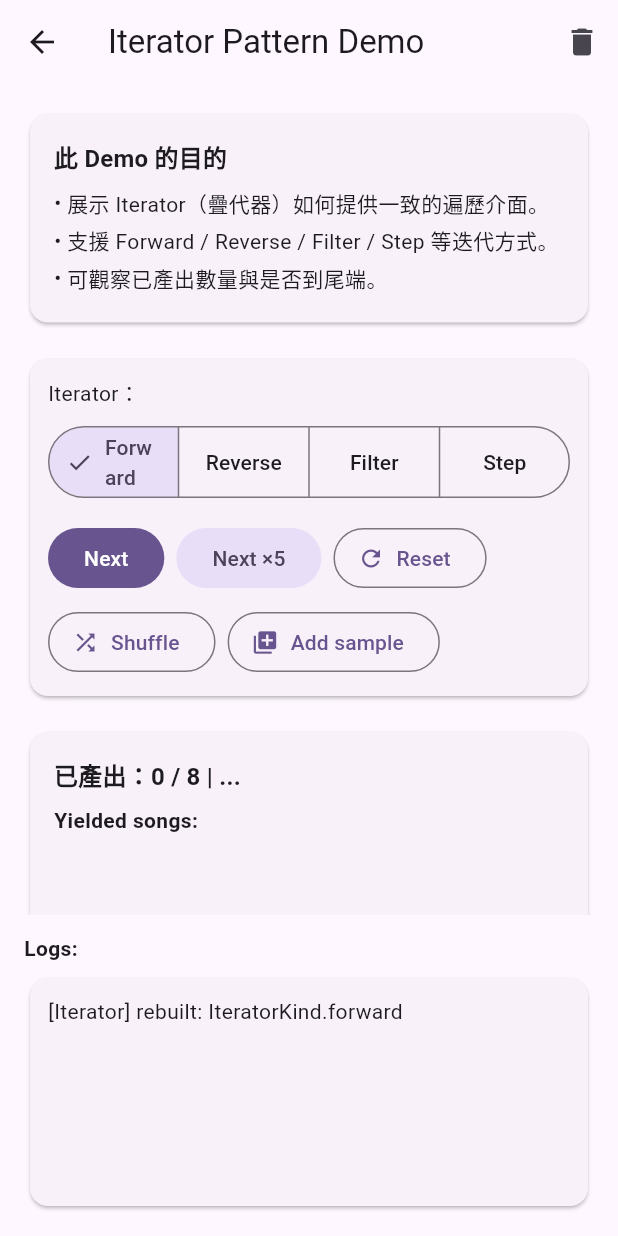
After one commit to doremichen/flutter_home, a Flutter app: the _IteratorDemoBody screen opened directly, on a phone screen of 412 x 824 dp. The commit adds this screen. Run offline on Flutter 3.47's test engine with Material 3 defaults, Android fonts, the phone set to English and light mode, and no system bars.

Commit message:
[DesignPatternDemo] add iterator pattern demo

```diff
--- a/DesignPatternDemo/lib/data/patterns_data.dart
+++ b/DesignPatternDemo/lib/data/patterns_data.dart
@@ -19,6 +19,7 @@ import '../demos/decorator/decorator_demo.dart';
 import '../demos/facade/facade_demo.dart';
 import '../demos/factory_method/factory_demo.dart';
 import '../demos/flyweight/flyweight_demo.dart';
+import '../demos/iterator/iterator_demo.dart';
 import '../demos/prototype/prototype_demo.dart';
 import '../demos/proxy/proxy_demo.dart';
 import '../models/design_pattern.dart';
@@ -41,7 +42,7 @@ DesignPattern(name: 'Proxy', category: 'Structural', description: _descTBD, widg
 DesignPattern(name: 'Chain of Responsibility', category: 'Behavioral', description: _descTBD, widget: const CoRDemoPage()),
 DesignPattern(name: 'Command', category: 'Behavioral', description: _descTBD, widget: const CommandDemoPage()),
 DesignPattern(name: 'Interpreter', category: 'Behavioral', description: _descTBD, widget: const InterpreterDemoPage()),
-DesignPattern(name: 'Iterator', category: 'Behavioral', description: _descTBD),
+DesignPattern(name: 'Iterator', category: 'Behavioral', description: _descTBD, widget: const IteratorDemoPage()),
 DesignPattern(name: 'Mediator', category: 'Behavioral', description: _descTBD),
 DesignPattern(name: 'Memento', category: 'Behavioral', description: _descTBD),
 DesignPattern(name: 'Observer', category: 'Behavioral', description: _descTBD),
--- /dev/null
+++ b/DesignPatternDemo/lib/demos/iterator/iterator_demo.dart
@@ -0,0 +1,286 @@
+
+import 'package:flutter/material.dart.';
+import 'package:provider/provider.dart';
+
+import 'model/genre.dart';
+import 'view_model/iterator_view_model.dart';
+
+class IteratorDemoPage extends StatelessWidget {
+  const IteratorDemoPage({super.key});
+
+  @override
+  Widget build(BuildContext context) {
+    return ChangeNotifierProvider(
+      create: (_) => IteratorViewModel(),
+      child: const _IteratorDemoBody(),
+    );
+  }
+}
+
+class _IteratorDemoBody extends StatelessWidget{
+  const _IteratorDemoBody();
+
+  @override
+  Widget build(BuildContext context) {
+    return Consumer<IteratorViewModel>(
+      builder: (context, vm, _) {
+        WidgetsBinding.instance.addPostFrameCallback((_) {
+          final msg = vm.lastToast;
+          if (msg != null) {
+            ScaffoldMessenger.of(context).showSnackBar(
+              SnackBar(content: Text(msg), duration: const Duration(seconds: 2)),
+            );
+            vm.lastToast = null;
+          }
+        });
+
+        return Scaffold(
+            appBar: AppBar(
+              title: const Text('Iterator Pattern Demo'),
+              actions: [
+                IconButton(
+                  tooltip: 'Clear logs',
+                  icon: const Icon(Icons.delete),
+                  onPressed: vm.clearLogs,
+                ),
+              ],
+            ),
+            body: Padding(
+              padding: const EdgeInsets.all(16),
+              child: Column(
+                children: [
+                  /// ===== 可捲動的主要內容 =====
+                  Expanded(
+                    child: SingleChildScrollView(
+                      child: Column(
+                        crossAxisAlignment: CrossAxisAlignment.stretch,
+                        children: [
+                          /// --- 說明卡 ---
+                          _InfoBanner(
+                            title: '此 Demo 的目的',
+                            lines: const [
+                              '展示 Iterator（疊代器）如何提供一致的遍歷介面。',
+                              '支援 Forward / Reverse / Filter / Step 等迭代方式。',
+                              '可觀察已產出數量與是否到尾端。',
+                            ],
+                          ),
+                          const SizedBox(height: 16),
+
+                          /// --- 控制卡 ---
+                          Card(
+                            child: Padding(
+                              padding: const EdgeInsets.all(12),
+                              child: Column(
+                                crossAxisAlignment: CrossAxisAlignment.start,
+                                children: [
+                                  /// Iterator 選擇
+                                  const Text('Iterator：'),
+                                  const SizedBox(height: 8),
+                                  Wrap(
+                                    spacing: 8,
+                                    runSpacing: 8,
+                                    children: [
+                                      SegmentedButton<IteratorKind>(
+                                        segments: const [
+                                          ButtonSegment(value: IteratorKind.forward, label: Text('Forward')),
+                                          ButtonSegment(value: IteratorKind.reverse, label: Text('Reverse')),
+                                          ButtonSegment(value: IteratorKind.filterGenre, label: Text('Filter')),
+                                          ButtonSegment(value: IteratorKind.step, label: Text('Step')),
+                                        ],
+                                        selected: {vm.iteratorKind},
+                                        onSelectionChanged: (s) => vm.selectKind(s.first),
+                                      ),
+                                    ],
+                                  ),
+
+                                  /// Filter Genre
+                                  if (vm.iteratorKind == IteratorKind.filterGenre) ...[
+                                    const SizedBox(height: 12),
+                                    const Text('Genre：'),
+                                    const SizedBox(height: 6),
+                                    Wrap(
+                                      spacing: 8,
+                                      children: [
+                                        SegmentedButton<Genre>(
+                                          segments: const [
+                                            ButtonSegment(value: Genre.rock, label: Text('Rock')),
+                                            ButtonSegment(value: Genre.pop, label: Text('Pop')),
+                                            ButtonSegment(value: Genre.jazz, label: Text('Jazz')),
+                                            ButtonSegment(value: Genre.classical, label: Text('Classical')),
+                                          ],
+                                          selected: {vm.filterGenre},
+                                          onSelectionChanged: (s) => vm.selectGenre(s.first),
+                                        ),
+                                      ],
+                                    ),
+                                  ],
+
+                                  /// Step Slider
+                                  if (vm.iteratorKind == IteratorKind.step) ...[
+                                    const SizedBox(height: 12),
+                                    Text('Step：${vm.step}'),
+                                    Slider(
+                                      value: vm.step.toDouble(),
+                                      min: 1,
+                                      max: 8,
+                                      divisions: 7,
+                                      onChanged: (v) => vm.setStep(v.round()),
+                                    ),
+                                  ],
+
+                                  const SizedBox(height: 12),
+
+                                  /// 操作按鈕
+                                  Wrap(
+                                    spacing: 8,
+                                    runSpacing: 8,
+                                    children: [
+                                      FilledButton(onPressed: vm.nextOne, child: const Text('Next')),
+                                      FilledButton.tonal(
+                                        onPressed: () => vm.nextBatch(5),
+                                        child: const Text('Next ×5'),
+                                      ),
+                                      OutlinedButton.icon(
+                                        onPressed: vm.reset,
+                                        icon: const Icon(Icons.refresh),
+                                        label: const Text('Reset'),
+                                      ),
+                                      OutlinedButton.icon(
+                                        onPressed: vm.shufflePlaylist,
+                                        icon: const Icon(Icons.shuffle),
+                                        label: const Text('Shuffle'),
+                                      ),
+                                      OutlinedButton.icon(
+                                        onPressed: vm.addSampleSong,
+                                        icon: const Icon(Icons.library_add),
+                                        label: const Text('Add sample'),
+                                      ),
+                                    ],
+                                  ),
+                                ],
+                              ),
+                            ),
+                          ),
+
+                          const SizedBox(height: 16),
+
+                          /// --- 結果卡 ---
+                          Card(
+                            child: Padding(
+                              padding: const EdgeInsets.all(16),
+                              child: Column(
+                                crossAxisAlignment: CrossAxisAlignment.start,
+                                children: [
+                                  Text(
+                                    '已產出：${vm.yieldedCount} / ${vm.playList.songsLength}'
+                                        ' | ${vm.reachedEnd ? "End" : "..."}',
+                                    style: Theme.of(context)
+                                        .textTheme
+                                        .titleMedium
+                                        ?.copyWith(fontWeight: FontWeight.bold),
+                                  ),
+                                  const SizedBox(height: 8),
+                                  const Text(
+                                    'Yielded songs:',
+                                    style: TextStyle(fontWeight: FontWeight.bold),
+                                  ),
+                                  const SizedBox(height: 8),
+                                  SizedBox(
+                                    height: 160,
+                                    child: ListView.separated(
+                                      itemCount: vm.yielded.length,
+                                      separatorBuilder: (_, __) => const Divider(height: 8),
+                                      itemBuilder: (_, i) {
+                                        final s = vm.yielded[i];
+                                        return ListTile(
+                                          leading: CircleAvatar(child: Text('${i + 1}')),
+                                          title: Text(s.title),
+                                          subtitle: Text(
+                                            '${s.artist} • ${s.genre.label} • ${s.durationSec}s',
+                                          ),
+                                        );
+                                      },
+                                    ),
+                                  ),
+                                ],
+                              ),
+                            ),
+                          ),
+                        ],
+                      ),
+                    ),
+                  ),
+
+                  const SizedBox(height: 12),
+
+                  /// ===== Logs（固定高度區塊）=====
+                  const Align(
+                    alignment: Alignment.centerLeft,
+                    child: Text(
+                      'Logs:',
+                      style: TextStyle(fontWeight: FontWeight.bold),
+                    ),
+                  ),
+                  const SizedBox(height: 6),
+                  SizedBox(
+                    height: 160,
+                    child: Card(
+                      child: ListView.separated(
+                        padding: const EdgeInsets.all(12),
+                        itemCount: vm.logs.length,
+                        separatorBuilder: (_, __) => const Divider(height: 8),
+                        itemBuilder: (_, i) => Text(vm.logs[i]),
+                      ),
+                    ),
+                  ),
+                ],
+              ),
+            ),
+        );
+      }
+    );
+
+  }
+}
+
+
+class _InfoBanner extends StatelessWidget {
+  final String title;
+  final List<String> lines;
+
+  const _InfoBanner({required this.title, required this.lines});
+
+  @override
+  Widget build(BuildContext context) {
+    final theme = Theme.of(context);
+    final titleStyle =
+    theme.textTheme.titleMedium?.copyWith(fontWeight: FontWeight.bold);
+    final bodyStyle = theme.textTheme.bodyMedium;
+
+    return Card(
+      color: theme.colorScheme.surfaceContainerLow,
+      child: Padding(
+        padding: const EdgeInsets.all(16),
+        child: Column(
+          crossAxisAlignment: CrossAxisAlignment.start,
+          children: [
+            if (titleStyle != null) Text(title, style: titleStyle),
+            const SizedBox(height: 8),
+            ...lines.map(
+                  (t) => Padding(
+                padding: const EdgeInsets.only(bottom: 4),
+                child: Row(
+                  crossAxisAlignment: CrossAxisAlignment.start,
+                  children: [
+                    const Text('• '),
+                    Expanded(child: Text(t, style: bodyStyle)),
+                  ],
+                ),
+              ),
+            ),
+          ],
+        ),
+      ),
+    );
+  }
+}
--- /dev/null
+++ b/DesignPatternDemo/lib/demos/iterator/pattern/iterator.dart
@@ -0,0 +1,182 @@
+///
+/// iterator.dart
+/// MyIterator
+/// ForwardIterator
+/// ReverseIterator
+/// GenreFilterIterator
+/// StepIterator
+///
+/// Created by Adam Chen on 2025/12/23
+/// Copyright © 2025 Abb company. All rights reserved
+///
+import '../model/genre.dart';
+import '../model/song.dart';
+
+abstract class MyIterator<T> {
+  // move to next and return true if there is next element
+  bool moveNext();
+  // return current element
+  T get current;
+  // reset iterator to initial state
+  void reset();
+}
+
+// ForwardIterator
+class ForwardIterator implements MyIterator<Song> {
+  // list of songs
+  final List<Song> _songs;
+  // current index
+  int _index = -1;
+  // current song
+  Song? _current;
+
+  ForwardIterator(this._songs);
+
+  @override
+  get current {
+    if (_current == null) {
+      throw StateError('No current song');
+    }
+    return _current!;
+  }
+
+  @override
+  bool moveNext() {
+    // check if there is next element
+    if (_index + 1 >= _songs.length) {
+      return false;
+    }
+    // move to next element
+    _index++;
+    _current = _songs[_index];
+    return true;
+  }
+
+  @override
+  void reset() {
+    _index = -1;
+    _current = null;
+  }
+}
+
+// ReverseIterator
+class ReverseIterator implements MyIterator<Song> {
+  // list of song
+  final List<Song> _songs;
+  // current index
+  int _index;
+  // current song
+  Song? _current;
+
+  ReverseIterator(this._songs): _index = _songs.length;
+
+  @override
+  Song get current {
+    if (_current == null) {
+      throw StateError('No current song');
+    }
+    return _current!;
+  }
+
+  @override
+  bool moveNext() {
+    // check if there is next element
+    if (_index - 1 < 0) {
+      return false;
+    }
+    // move to next element
+    _index--;
+    _current = _songs[_index];
+    return true;
+  }
+
+  @override
+  void reset() {
+    _index = _songs.length;
+    _current = null;
+  }
+}
+
+// GenreFilterIterator by genre
+class GenreFilterIterator implements MyIterator<Song> {
+  // list of song
+  final List<Song> _songs;
+  // current index
+  int _index = -1;
+  // current song
+  Song? _current;
+  // genre to filter
+  final Genre _genre;
+
+  GenreFilterIterator(this._songs, this._genre);
+
+  @override
+  Song get current {
+    if (_current == null) {
+      throw StateError('No current song');
+    }
+    return _current!;
+  }
+
+  @override
+  bool moveNext() {
+    // check if there is next element
+    while (_index + 1 < _songs.length) {
+      _index++;
+      _current = _songs[_index];
+      if (_current!.genre == _genre) {
+        return true;
+      }
+    }
+    return false;
+  }
+
+  @override
+  void reset() {
+    _index = _songs.length;
+    _current = null;
+  }
+
+}
+
+// StepIterator
+class StepIterator implements MyIterator<Song> {
+  // list of song
+  final List<Song> _songs;
+  // current index
+  int _index = -1;
+  // current song
+  Song? _current;
+  // step to move
+  final int _step;
+
+  StepIterator(this._songs, this._step);
+
+  @override
+  Song get current {
+    if (_current == null) {
+      throw StateError('No current song');
+    }
+    return _current!;
+  }
+
+  @override
+  bool moveNext() {
+    final nextIndex = _index + _step;
+    // check if there is next element
+    if (nextIndex >= _songs.length) {
+      return false;
+    }
+    // move to next element
+    _index = nextIndex;
+    _current = _songs[_index];
+    return true;
+  }
+
+  @override
+  void reset() {
+    _index = -1;
+    _current = null;
+  }
+
+}
--- /dev/null
+++ b/DesignPatternDemo/lib/demos/iterator/pattern/play_list_agrregate.dart
@@ -0,0 +1,48 @@
+///
+/// play_list_aggregate.dart
+/// PlaylistAggregate
+///
+/// Created by Adam Chen on 2025/12/23
+/// Copyright © 2025 Abb company. All rights reserved
+///
+import '../model/genre.dart';
+import '../model/song.dart';
+import 'iterator.dart';
+
+class PlaylistAggregate {
+  // list of song
+  final List<Song> _songs;
+
+  PlaylistAggregate(this._songs);
+
+  // get length of songs
+  int get songsLength => _songs.length;
+
+  // add
+  void add(Song s) => _songs.add(s);
+
+  // shuffle
+  void shuffle() => _songs.shuffle();
+
+  // createXXXIterator
+  // MyIterator
+  MyIterator<Song> createForwardIterator() => ForwardIterator(_songs);
+  MyIterator<Song> createReverseIterator() => ReverseIterator(_songs);
+  MyIterator<Song> createGenreFilterIterator(Genre genre) => GenreFilterIterator(_songs, genre);
+  MyIterator<Song> createStepIterator(int step) => StepIterator(_songs, step);
+
+  // buildSamplePlaylist
+  static PlaylistAggregate buildSamplePlaylist() {
+    final songs = <Song>[
+      Song(title: 'Run Free', artist: 'Edge Band', durationSec: 215, genre: Genre.rock),
+      Song(title: 'Sunrise', artist: 'Aurora', durationSec: 198, genre: Genre.pop),
+      Song(title: 'Blue Note', artist: 'JJ Trio', durationSec: 252, genre: Genre.jazz),
+      Song(title: 'Moonlight', artist: 'Pianissimo', durationSec: 305, genre: Genre.classical),
+      Song(title: 'Thunder', artist: 'Edge Band', durationSec: 231, genre: Genre.rock),
+      Song(title: 'Candy', artist: 'Aurora', durationSec: 180, genre: Genre.pop),
+      Song(title: 'Autumn Leaves', artist: 'JJ Trio', durationSec: 264, genre: Genre.jazz),
+      Song(title: 'Symphony No.5', artist: 'Pianissimo', durationSec: 420, genre: Genre.classical),
+    ];
+    return PlaylistAggregate(songs);
+  }
+}
--- /dev/null
+++ b/DesignPatternDemo/lib/demos/iterator/view_model/iterator_view_model.dart
@@ -0,0 +1,167 @@
+///
+/// iterator_demo.dart
+/// IteratorViewModel
+///
+/// Created by Adam Chen on 2025/12/23
+/// Copyright © 2025 Abb company. All rights reserved
+///
+import 'package:flutter/material.dart';
+
+import '../model/genre.dart';
+import '../model/song.dart';
+import '../pattern/iterator.dart';
+import '../pattern/play_list_agrregate.dart';
+
+enum IteratorKind {forward, reverse, filterGenre, step}
+
+class IteratorViewModel extends ChangeNotifier {
+  // build play list
+  final PlaylistAggregate playList = PlaylistAggregate.buildSamplePlaylist();
+  // MyIterator
+  MyIterator<Song>? _iterator;
+
+  // UI state
+  IteratorKind _iteratorKind = IteratorKind.forward;
+  IteratorKind get iteratorKind => _iteratorKind;
+  Genre _filterGenre = Genre.rock;
+  Genre get filterGenre => _filterGenre;
+  int step = 2;
+
+  // output and statistics
+  final List<Song> yielded = [];
+  int yieldedCount = 0;
+  bool reachedEnd = false;
+
+  // toast/log
+  String? lastToast;
+  List<String> logs = [];
+
+  IteratorViewModel() {
+    _rebuildIterator();
+  }
+
+  void _rebuildIterator() {
+    switch (_iteratorKind) {
+      case IteratorKind.forward:
+        _iterator = playList.createForwardIterator();
+        break;
+      case IteratorKind.reverse:
+        _iterator = playList.createReverseIterator();
+        break;
+      case IteratorKind.filterGenre:
+        _iterator = playList.createGenreFilterIterator(_filterGenre);
+        break;
+      case IteratorKind.step:
+        _iterator = playList.createStepIterator(step);
+        break;
+    }
+    // reset output state
+    yielded.clear();
+    yieldedCount = 0;
+    reachedEnd = false;
+    _iterator!.reset();
+    logs.add('[Iterator] rebuilt: $_iteratorKind');
+    notifyListeners();
+  }
+
+  // UI set
+  void selectKind(IteratorKind kind) {
+    _iteratorKind = kind;
+    _rebuildIterator();
+  }
+
+  void selectGenre(Genre genre) {
+    _filterGenre = genre;
+    if (_iteratorKind == IteratorKind.filterGenre) {
+      _rebuildIterator();
+    } else {
+      notifyListeners();
+    }
+  }
+
+  void setStep(int v) {
+    step = v;
+    if (_iteratorKind == IteratorKind.step) {
+      _rebuildIterator();
+    } else {
+      notifyListeners();
+    }
+  }
+
+  // --- operate ---
+  void nextOne() {
+    // is reach end?
+    if (reachedEnd) {
+      lastToast = 'Reached end';
+      notifyListeners();
+      return;
+    }
+    // move to next
+    if (_iterator!.moveNext()) {
+      final s = _iterator!.current;
+      yielded.add(s);
+      yieldedCount = yielded.length;
+      lastToast = '-> ${s.title}';
+      logs.add('[Next] ${s.toString()}');
+    } else {
+      reachedEnd = true;
+      lastToast = 'Reached end';
+      logs.add('[Next] Reached end');
+    }
+    notifyListeners();
+  }
+
+  void nextBatch(int n) {
+    for (int i = 0; i < n; i++) {
+      // is reach end?
+      if (reachedEnd) {
+        break;
+      }
+      final ok = _iterator!.moveNext();
+      if (!ok) {
+        reachedEnd = true;
+        break;
+      }
+      final s = _iterator!.current;
+      yielded.add(s);
+      logs.add('[Batch] ${s.toString()}');
+    }
+    yieldedCount = yielded.length;
+    lastToast = reachedEnd ? 'End' : 'Batch $n';
+    notifyListeners();
+  }
+
+  void reset() {
+    _iterator!.reset();
+    yielded.clear();
+    yieldedCount = 0;
+    reachedEnd = false;
+    lastToast = 'Reset';
+    logs.add('[Reset]');
+    notifyListeners();
+  }
+
+  void shufflePlaylist() {
+    playList.shuffle();
+    logs.add('[Playlist] shuffled.');
+    _rebuildIterator();
+  }
+
+  void addSampleSong() {
+    final s = Song(
+      title: 'New Piece ${playList.songsLength + 1}',
+      artist: 'Guest Artist',
+      durationSec: 210,
+      genre: Genre.values[playList.songsLength % Genre.values.length],
+    );
+    playList.add(s);
+    logs.add('[Playlist] added: ${s.toString()}');
+    _rebuildIterator();
+  }
+
+  void clearLogs() {
+    logs.clear();
+    lastToast = 'Logs cleared';
+    notifyListeners();
+  }
+}
```
Also changed, not shown: DesignPatternDemo/lib/demos/iterator/model/genre.dart (added, +18 -0 lines), DesignPatternDemo/lib/demos/iterator/model/song.dart (added, +24 -0 lines).
